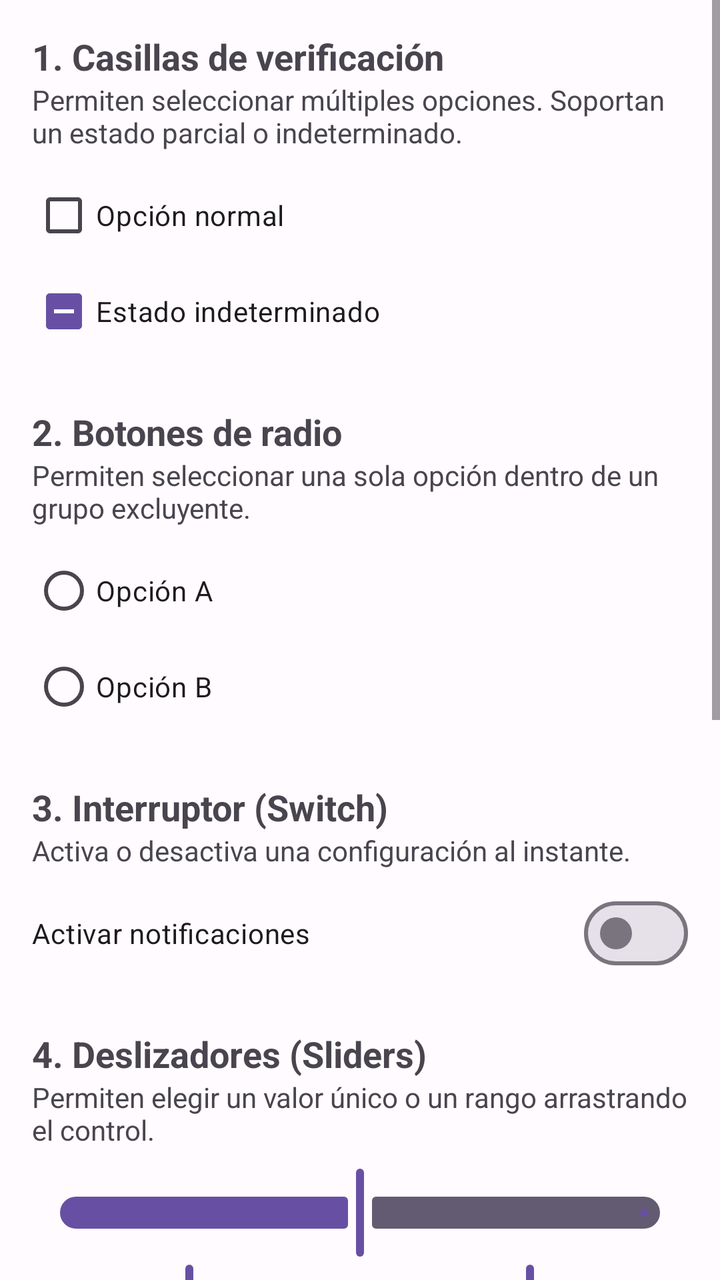
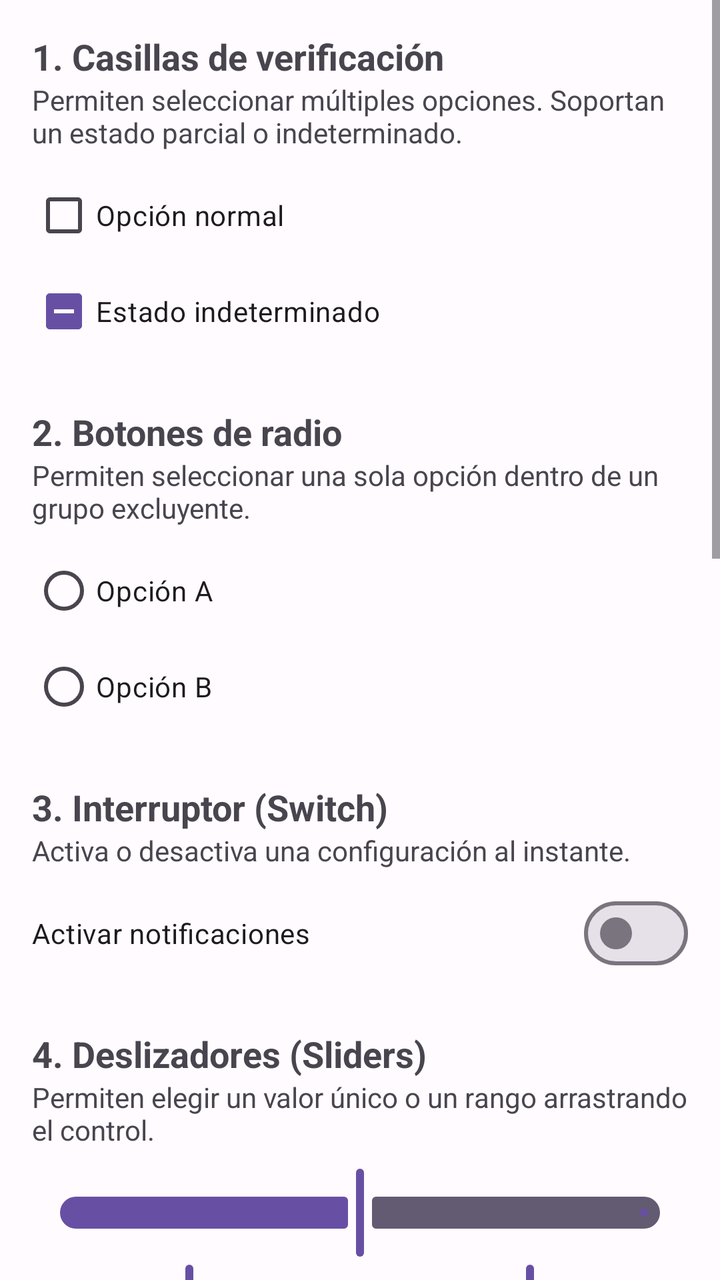

Screens rendered from an Android XML layout before and after an edit, with the pre-edit source and the edit as a unified diff.
<!-- AndroidManifest.xml: application theme Theme.XmlTarea2 -->
<!-- res/layout/fragment_seleccion.xml -->
<?xml version="1.0" encoding="utf-8"?>
<ScrollView xmlns:android="http://schemas.android.com/apk/res/android"
    xmlns:app="http://schemas.android.com/apk/res-auto"
    android:layout_width="match_parent"
    android:layout_height="match_parent"
    android:fillViewport="true">

    <LinearLayout
        android:layout_width="match_parent"
        android:layout_height="wrap_content"
        android:orientation="vertical"
        android:padding="16dp">

        <TextView
            android:layout_width="match_parent"
            android:layout_height="wrap_content"
            android:text="@string/titulo_checkbox"
            android:textSize="18sp"
            android:textStyle="bold" />
        <TextView
            android:layout_width="match_parent"
            android:layout_height="wrap_content"
            android:text="@string/desc_checkbox"
            android:layout_marginBottom="8dp" />
        <com.google.android.material.checkbox.MaterialCheckBox
            android:layout_width="match_parent"
            android:layout_height="wrap_content"
            android:text="@string/chk_normal" />
        <com.google.android.material.checkbox.MaterialCheckBox
            android:layout_width="match_parent"
            android:layout_height="wrap_content"
            android:text="@string/chk_indeterminado"
            app:checkedState="indeterminate"
            android:layout_marginBottom="24dp" />

        <TextView
            android:layout_width="match_parent"
            android:layout_height="wrap_content"
            android:text="@string/titulo_radios"
            android:textSize="18sp"
            android:textStyle="bold" />
        <TextView
            android:layout_width="match_parent"
            android:layout_height="wrap_content"
            android:text="@string/desc_radios"
            android:layout_marginBottom="8dp" />
        <RadioGroup
            android:layout_width="match_parent"
            android:layout_height="wrap_content"
            android:layout_marginBottom="24dp">
            <com.google.android.material.radiobutton.MaterialRadioButton
                android:layout_width="wrap_content"
                android:layout_height="wrap_content"
                android:text="@string/radio_1" />
            <com.google.android.material.radiobutton.MaterialRadioButton
                android:layout_width="wrap_content"
                android:layout_height="wrap_content"
                android:text="@string/radio_2" />
        </RadioGroup>

        <TextView
            android:layout_width="match_parent"
            android:layout_height="wrap_content"
            android:text="@string/titulo_switch"
            android:textSize="18sp"
            android:textStyle="bold" />
        <TextView
            android:layout_width="match_parent"
            android:layout_height="wrap_content"
            android:text="@string/desc_switch"
            android:layout_marginBottom="8dp" />
        <com.google.android.material.materialswitch.MaterialSwitch
            android:layout_width="match_parent"
            android:layout_height="wrap_content"
            android:text="@string/switch_texto"
            android:layout_marginBottom="24dp" />

        <TextView
            android:layout_width="match_parent"
            android:layout_height="wrap_content"
            android:text="@string/titulo_sliders"
            android:textSize="18sp"
            android:textStyle="bold" />
        <TextView
            android:layout_width="match_parent"
            android:layout_height="wrap_content"
            android:text="@string/desc_sliders"
            android:layout_marginBottom="8dp" />
        <com.google.android.material.slider.Slider
            android:layout_width="match_parent"
            android:layout_height="wrap_content"
            android:valueFrom="0.0"
            android:valueTo="100.0"
            android:value="50.0" />
        <com.google.android.material.slider.RangeSlider
            android:layout_width="match_parent"
            android:layout_height="wrap_content"
            android:valueFrom="0.0"
            android:valueTo="100.0"
            app:values="@array/rango_inicial"
            android:layout_marginBottom="24dp" />

        <TextView
            android:layout_width="match_parent"
            android:layout_height="wrap_content"
            android:text="@string/titulo_spinner"
            android:textSize="18sp"
            android:textStyle="bold" />
        <TextView
            android:layout_width="match_parent"
            android:layout_height="wrap_content"
            android:text="@string/desc_spinner"
            android:layout_marginBottom="8dp" />
        <Spinner
            android:id="@+id/spinnerSeleccion"
            android:layout_width="match_parent"
            android:layout_height="wrap_content"
            android:minHeight="48dp"
            android:layout_marginBottom="24dp" />

        <TextView
            android:layout_width="match_parent"
            android:layout_height="wrap_content"
            android:text="@string/titulo_pickers"
            android:textSize="18sp"
            android:textStyle="bold" />
        <TextView
            android:layout_width="match_parent"
            android:layout_height="wrap_content"
            android:text="@string/desc_pickers"
            android:layout_marginBottom="8dp" />
        <LinearLayout
            android:layout_width="match_parent"
            android:layout_height="wrap_content"
            android:orientation="horizontal"
            android:layout_marginBottom="24dp">
            <com.google.android.material.button.MaterialButton
                android:id="@+id/btnFecha"
                android:layout_width="wrap_content"
                android:layout_height="wrap_content"
                android:text="@string/btn_fecha"
                android:layout_marginEnd="8dp" />
            <com.google.android.material.button.MaterialButton
                android:id="@+id/btnHora"
                android:layout_width="wrap_content"
                android:layout_height="wrap_content"
                android:text="@string/btn_hora" />
        </LinearLayout>

        <TextView
            android:layout_width="match_parent"
            android:layout_height="wrap_content"
            android:text="@string/titulo_chips"
            android:textSize="18sp"
            android:textStyle="bold" />
        <TextView
            android:layout_width="match_parent"
            android:layout_height="wrap_content"
            android:text="@string/desc_chips"
            android:layout_marginBottom="8dp" />
        <com.google.android.material.chip.ChipGroup
            android:layout_width="match_parent"
            android:layout_height="wrap_content"
            android:layout_marginBottom="24dp">
            <com.google.android.material.chip.Chip
                style="@style/Widget.MaterialComponents.Chip.Filter"
                android:layout_width="wrap_content"
                android:layout_height="wrap_content"
                android:text="@string/chip_1" />
            <com.google.android.material.chip.Chip
                style="@style/Widget.MaterialComponents.Chip.Filter"
                android:layout_width="wrap_content"
                android:layout_height="wrap_content"
                android:text="@string/chip_2" />
            <com.google.android.material.chip.Chip
                style="@style/Widget.MaterialComponents.Chip.Filter"
                android:layout_width="wrap_content"
                android:layout_height="wrap_content"
                android:text="@string/chip_3" />
        </com.google.android.material.chip.ChipGroup>

    </LinearLayout>
</ScrollView>
<!-- resources referenced by this layout -->
<resources>
  <array name="rango_inicial">
          <item>20.0</item>
          <item>80.0</item>
      </array>
  <string name="btn_fecha">Elegir fecha</string>
  <string name="btn_hora">Elegir hora</string>
  <string name="chip_1">Filtro 1</string>
  <string name="chip_2">Filtro 2</string>
  <string name="chip_3">Filtro 3</string>
  
      //Parte 4 listas:
  <string name="chk_indeterminado">Estado indeterminado</string>
  <string name="chk_normal">Opción normal</string>
  <string name="desc_checkbox">Permiten seleccionar múltiples opciones. Soportan un estado parcial o indeterminado.</string>
  <string name="desc_chips">Elementos compactos que actúan como etiquetas seleccionables interactivas.</string>
  <string name="desc_pickers">Abren diálogos del sistema para elegir un momento exacto.</string>
  <string name="desc_radios">Permiten seleccionar una sola opción dentro de un grupo excluyente.</string>
  <string name="desc_sliders">Permiten elegir un valor único o un rango arrastrando el control.</string>
  <string name="desc_spinner">Componente nativo compacto para elegir una opción de una lista.</string>
  <string name="desc_switch">Activa o desactiva una configuración al instante.</string>
  <string name="radio_1">Opción A</string>
  <string name="radio_2">Opción B</string>
  <string name="switch_texto">Activar notificaciones</string>
  <string name="titulo_checkbox">1. Casillas de verificación</string>
  <string name="titulo_chips">7. Chips de filtro</string>
  <string name="titulo_pickers">6. Selectores de fecha y hora</string>
  <string name="titulo_radios">2. Botones de radio</string>
  <string name="titulo_sliders">4. Deslizadores (Sliders)</string>
  <string name="titulo_spinner">5. Lista de selección (Spinner)</string>
  <string name="titulo_switch">3. Interruptor (Switch)</string>
  <color name="color_primario">#6750A4</color>
  <color name="color_primario_contraste">#FFFFFF</color>
  <color name="color_secundario">#625B71</color>
  <color name="color_secundario_contraste">#FFFFFF</color>
  <color name="color_terciario">#7D5260</color>
  <color name="color_terciario_contraste">#FFFFFF</color>
  <color name="color_fondo">#FFFBFE</color>
  <color name="color_superficie">#FFFBFE</color>
  <color name="color_superficie_variante">#E7E0EC</color>
  <color name="color_texto_principal">#1C1B1F</color>
  <color name="color_texto_secundario">#49454F</color>
  <!-- unchanged entries left out for length: 1 -->
</resources>

<!-- the commit's change to res/layout/fragment_seleccion.xml (unified diff, before → after) -->
@@ -70,6 +70,7 @@
             android:text="@string/desc_switch"
             android:layout_marginBottom="8dp" />
         <com.google.android.material.materialswitch.MaterialSwitch
+            android:id="@+id/switchNotificaciones"
             android:layout_width="match_parent"
             android:layout_height="wrap_content"
             android:text="@string/switch_texto"
@@ -87,17 +88,40 @@
             android:text="@string/desc_sliders"
             android:layout_marginBottom="8dp" />
         <com.google.android.material.slider.Slider
+            android:id="@+id/sliderValorUnico"
             android:layout_width="match_parent"
             android:layout_height="wrap_content"
             android:valueFrom="0.0"
             android:valueTo="100.0"
             android:value="50.0" />
         <com.google.android.material.slider.RangeSlider
+            android:id="@+id/sliderRango"
             android:layout_width="match_parent"
             android:layout_height="wrap_content"
             android:valueFrom="0.0"
             android:valueTo="100.0"
             app:values="@array/rango_inicial"
+            android:layout_marginBottom="24dp" />
+
+        <TextView
+            android:layout_width="match_parent"
+            android:layout_height="wrap_content"
+            android:text="@string/titulo_slider_tamano"
+            android:textSize="18sp"
+            android:textStyle="bold" />
+        <TextView
+            android:layout_width="match_parent"
+            android:layout_height="wrap_content"
+            android:text="@string/desc_slider_tamano"
+            android:layout_marginBottom="8dp" />
+        <com.google.android.material.slider.Slider
+            android:id="@+id/sliderTamano"
+            android:layout_width="match_parent"
+            android:layout_height="wrap_content"
+            android:valueFrom="40.0"
+            android:valueTo="140.0"
+            android:value="80.0"
+            android:stepSize="1.0"
             android:layout_marginBottom="24dp" />
 
         <TextView
@@ -179,5 +203,49 @@
                 android:text="@string/chip_3" />
         </com.google.android.material.chip.ChipGroup>
 
+        <TextView
+            android:layout_width="match_parent"
+            android:layout_height="wrap_content"
+            android:text="@string/titulo_chips_color"
+            android:textSize="18sp"
+            android:textStyle="bold"
+            android:layout_marginTop="8dp" />
+        <TextView
+            android:layout_width="match_parent"
+            android:layout_height="wrap_content"
+            android:text="@string/desc_chips_color"
+            android:layout_marginBottom="8dp" />
+        <com.google.android.material.chip.ChipGroup
+            android:id="@+id/chipGroupColor"
+            android:layout_width="match_parent"
+            android:layout_height="wrap_content"
+            app:singleSelection="true"
+            android:layout_marginBottom="24dp">
+            <com.google.android.material.chip.Chip
+                android:id="@+id/chipRojo"
+                style="@style/Widget.MaterialComponents.Chip.Filter"
+                android:layout_width="wrap_content"
+                android:layout_height="wrap_content"
+                android:text="@string/chip_color_rojo" />
+            <com.google.android.material.chip.Chip
+                android:id="@+id/chipAzul"
+                style="@style/Widget.MaterialComponents.Chip.Filter"
+                android:layout_width="wrap_content"
+                android:layout_height="wrap_content"
+                android:text="@string/chip_color_azul" />
+            <com.google.android.material.chip.Chip
+                android:id="@+id/chipVerde"
+                style="@style/Widget.MaterialComponents.Chip.Filter"
+                android:layout_width="wrap_content"
+                android:layout_height="wrap_content"
+                android:text="@string/chip_color_verde" />
+            <com.google.android.material.chip.Chip
+                android:id="@+id/chipMorado"
+                style="@style/Widget.MaterialComponents.Chip.Filter"
+                android:layout_width="wrap_content"
+                android:layout_height="wrap_content"
+                android:text="@string/chip_color_morado" />
+        </com.google.android.material.chip.ChipGroup>
+
     </LinearLayout>
 </ScrollView>
<!-- resource entries referenced after the edit -->
@@ -11,12 +11,18 @@
   <string name="chip_3">Filtro 3</string>
   
       //Parte 4 listas:
+  <string name="chip_color_azul">Azul</string>
+  <string name="chip_color_morado">Morado</string>
+  <string name="chip_color_rojo">Rojo</string>
+  <string name="chip_color_verde">Verde</string>
   <string name="chk_indeterminado">Estado indeterminado</string>
   <string name="chk_normal">Opción normal</string>
   <string name="desc_checkbox">Permiten seleccionar múltiples opciones. Soportan un estado parcial o indeterminado.</string>
   <string name="desc_chips">Elementos compactos que actúan como etiquetas seleccionables interactivas.</string>
+  <string name="desc_chips_color">Al seleccionar un color se aplica al contenedor superpuesto de la Sección 6.</string>
   <string name="desc_pickers">Abren diálogos del sistema para elegir un momento exacto.</string>
   <string name="desc_radios">Permiten seleccionar una sola opción dentro de un grupo excluyente.</string>
+  <string name="desc_slider_tamano">Ajusta el tamaño de las cajas de colores de la Sección 6 en tiempo real.</string>
   <string name="desc_sliders">Permiten elegir un valor único o un rango arrastrando el control.</string>
   <string name="desc_spinner">Componente nativo compacto para elegir una opción de una lista.</string>
   <string name="desc_switch">Activa o desactiva una configuración al instante.</string>
@@ -25,8 +31,10 @@
   <string name="switch_texto">Activar notificaciones</string>
   <string name="titulo_checkbox">1. Casillas de verificación</string>
   <string name="titulo_chips">7. Chips de filtro</string>
+  <string name="titulo_chips_color">8. Chips de color (conexión con Sección 6)</string>
   <string name="titulo_pickers">6. Selectores de fecha y hora</string>
   <string name="titulo_radios">2. Botones de radio</string>
+  <string name="titulo_slider_tamano">5. Deslizador de tamaño (conexión con Sección 6)</string>
   <string name="titulo_sliders">4. Deslizadores (Sliders)</string>
   <string name="titulo_spinner">5. Lista de selección (Spinner)</string>
   <string name="titulo_switch">3. Interruptor (Switch)</string>
